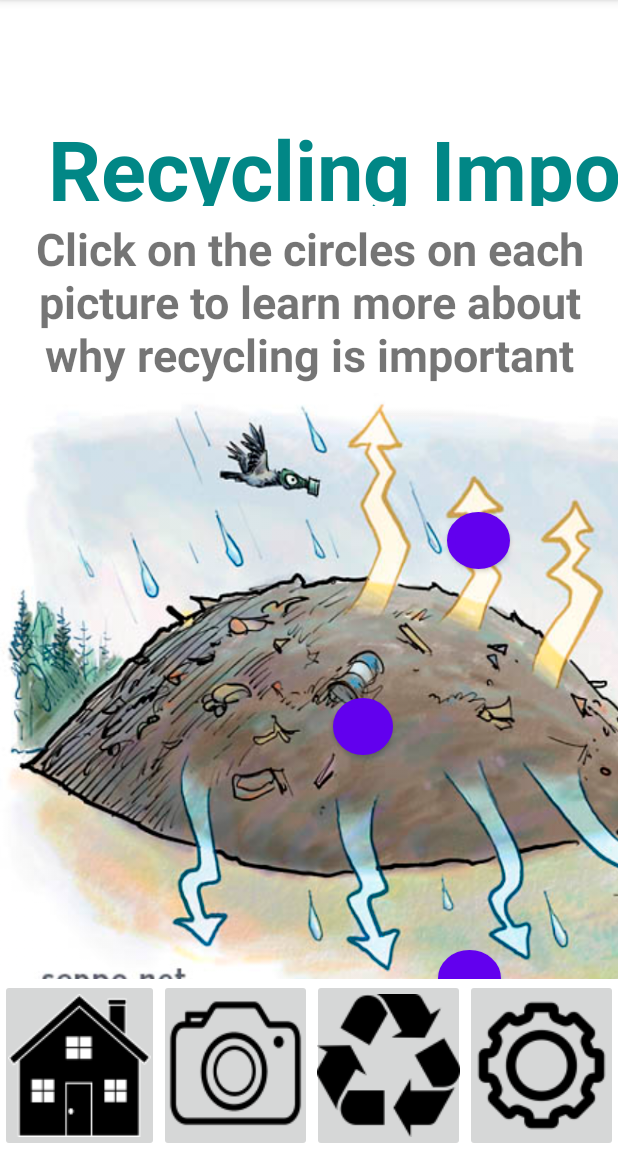
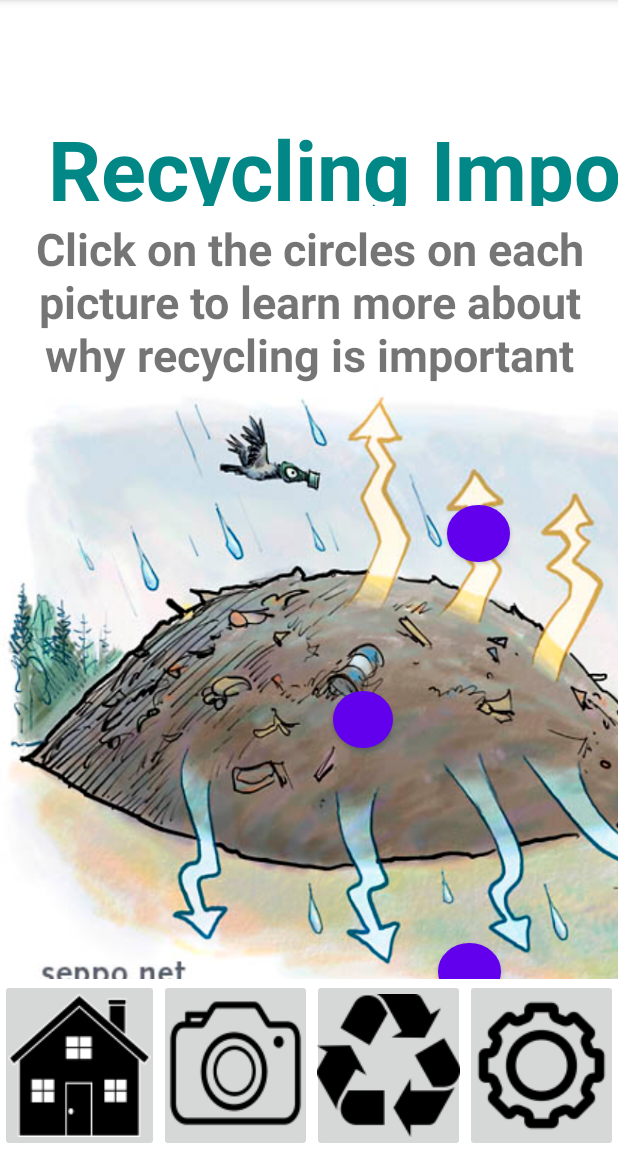
Before and after one commit to RecyclingRaccoons/AppCode, an Android app: the RecyclingImportance screen opened directly, with no data from a screen before it, on a phone screen of 412 x 824 dp, the part 84-1236 px from its top. Run offline under Robolectric (Android 15) with nearby library versions, the light colour scheme and no system bars.

Commit message:
Version 2

```diff
--- a/app/src/main/res/layout/activity_recycling_importance.xml
+++ b/app/src/main/res/layout/activity_recycling_importance.xml
@@ -20,7 +20,7 @@
             android:layout_width="wrap_content"
             android:layout_height="wrap_content"
             android:layout_alignParentBottom="true"
-            android:layout_marginBottom="35dp"
+            android:layout_marginBottom="40dp"
             android:contentDescription="@string/environmentDescription"
             app:layout_constraintEnd_toEndOf="parent"
             app:layout_constraintStart_toStartOf="parent"
```
